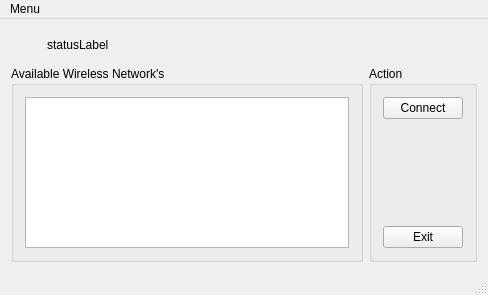
Above: utama.ui from varpercl/WifiManager before the change. Below: the same form after it.
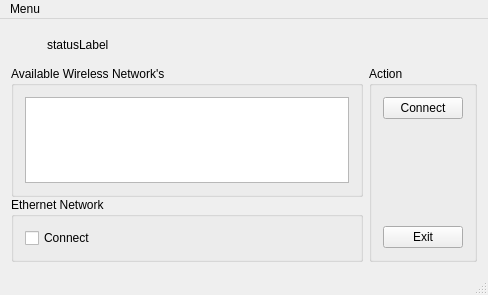
That is the form after the change.

Commit message: implemented [dis]connect to ethernet network

The edit to the form file:
```diff
--- a/utama.ui
+++ b/utama.ui
@@ -52,16 +52,39 @@
     <item>
      <layout class="QHBoxLayout" name="horizontalLayout">
       <item>
+       <layout class="QVBoxLayout" name="verticalLayout_4">
+        <property name="spacing">
+         <number>0</number>
+        </property>
+        <item>
        <widget class="QGroupBox" name="groupBox_2">
         <property name="title">
          <string>Available Wireless Network's</string>
         </property>
-        <layout class="QVBoxLayout" name="verticalLayout_3">
+          <layout class="QHBoxLayout" name="horizontalLayout_5">
          <item>
           <widget class="QListWidget" name="listAccessPoint"/>
          </item>
         </layout>
        </widget>
+        </item>
+        <item>
+         <widget class="QGroupBox" name="groupBox_3">
+          <property name="title">
+           <string>Ethernet Network</string>
+          </property>
+          <layout class="QHBoxLayout" name="horizontalLayout_4">
+           <item>
+            <widget class="QCheckBox" name="ethernetSwitch">
+             <property name="text">
+              <string>Connect</string>
+             </property>
+            </widget>
+           </item>
+          </layout>
+         </widget>
+        </item>
+       </layout>
       </item>
       <item>
        <widget class="QGroupBox" name="groupBox">
```
Lines whose indentation alone changed are shown as unchanged. The commit also changes 12 other files.
